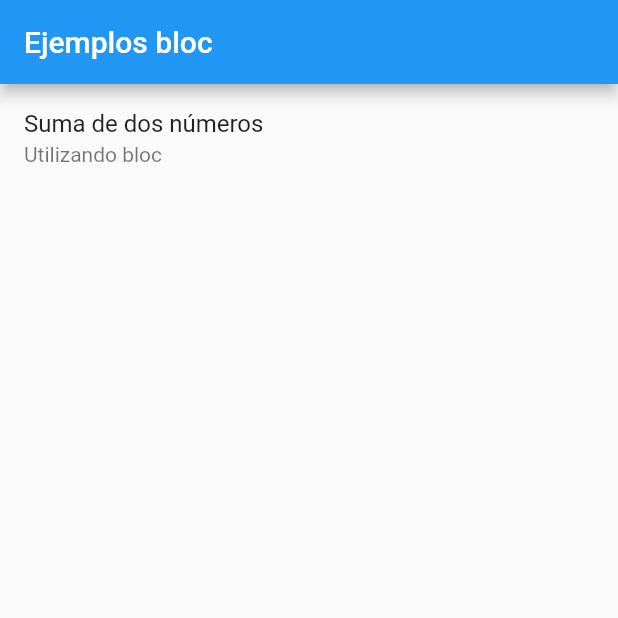
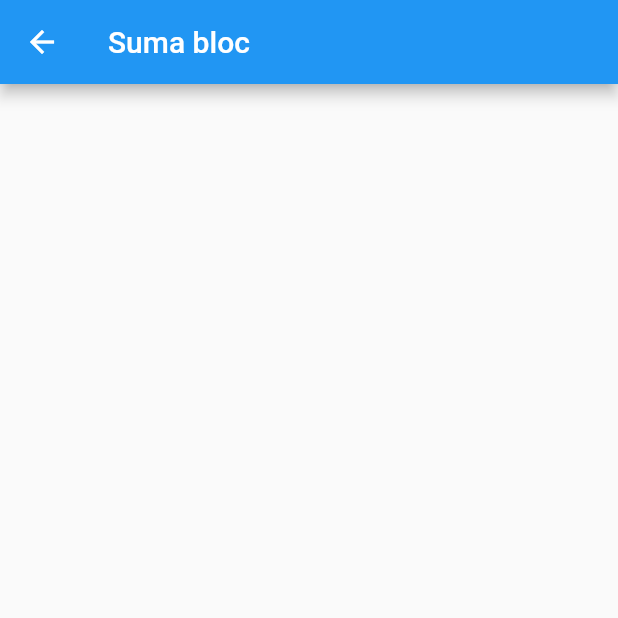
Before and after one commit to EduardinDev/flutter_bloc, a Flutter app: the screen it shows after launch, after a tap on "Suma de dos números", on a phone screen of 412 x 824 dp, the top half of it. Run offline on Flutter 3.47's test engine with Material 2 defaults, Android fonts, the phone set to English and light mode, and no system bars; our stand-ins replace rxdart.

Commit message:
Se creo y programo la clase suma_bloc

```diff
--- a/lib/main.dart
+++ b/lib/main.dart
@@ -1,5 +1,6 @@
 import 'package:flutter/material.dart';
 import 'package:flutter_ejerciciobloc/src/pages/inicio_page.dart';
+import 'package:flutter_ejerciciobloc/src/pages/suma_page.dart';
 
 void main() => runApp(MyApp());
 
@@ -10,7 +11,8 @@ class MyApp extends StatelessWidget {
       title: 'Aplicaciones bloc',
       initialRoute: '/',
       routes: <String,WidgetBuilder>{
-        '/' : (BuildContext context) => InicioPage()
+        '/'         : (BuildContext context) => InicioPage(),
+        'suma'      : (BuildContext context) => SumaPage()
       },
 
     );
--- a/lib/src/pages/inicio_page.dart
+++ b/lib/src/pages/inicio_page.dart
@@ -27,7 +27,7 @@ class InicioPage extends StatelessWidget {
       title: Text('Suma de dos números'),
       subtitle: Text('Utilizando bloc'),
       onTap: () {
-        Navigator.pushNamed(context, '/suma');
+        Navigator.pushNamed(context, 'suma');
       },
     );
   }
--- /dev/null
+++ b/lib/src/pages/suma_page.dart
@@ -0,0 +1,19 @@
+import 'package:flutter/material.dart';
+
+class SumaPage extends StatelessWidget {
+  const SumaPage({Key? key}) : super(key: key);
+
+  @override
+  Widget build(BuildContext context) {
+    return Scaffold(
+      appBar: AppBar(
+        title: Text('Suma bloc'),
+      ),
+
+    );
+  }
+
+
+
+
+}
```
Also changed, not shown: lib/src/bloc/suma_bloc.dart (added, +29 -0 lines).
